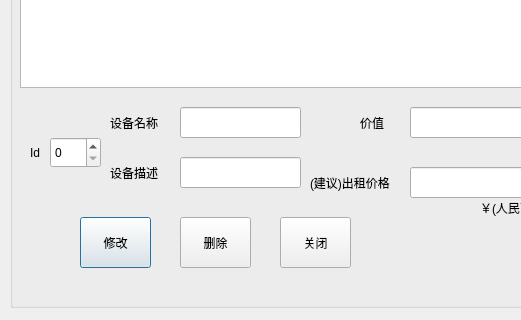
The window that src/managewindow.ui (guanqian1994/EquipmentManagementSystem) describes before a commit, drawn with Qt 5; both pictures show x 0 to 521 and y 173 to 493 of the 794 by 493 pixel window.
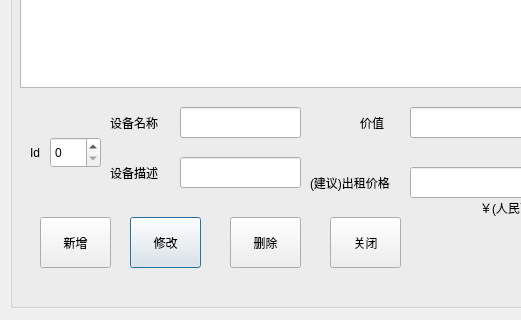
The same window after the commit.

Diff of the .ui file:
```diff
--- a/src/managewindow.ui
+++ b/src/managewindow.ui
@@ -176,7 +176,7 @@
    <widget class="QPushButton" name="update">
     <property name="geometry">
      <rect>
-      <x>70</x>
+      <x>120</x>
       <y>380</y>
       <width>71</width>
       <height>51</height>
@@ -189,7 +189,7 @@
    <widget class="QPushButton" name="delete_2">
     <property name="geometry">
      <rect>
-      <x>170</x>
+      <x>220</x>
       <y>380</y>
       <width>71</width>
       <height>51</height>
@@ -202,7 +202,7 @@
    <widget class="QPushButton" name="exit">
     <property name="geometry">
      <rect>
-      <x>270</x>
+      <x>320</x>
       <y>380</y>
       <width>71</width>
       <height>51</height>
@@ -277,6 +277,19 @@
      <string>￥(人民币)</string>
     </property>
    </widget>
+   <widget class="QPushButton" name="insert">
+    <property name="geometry">
+     <rect>
+      <x>30</x>
+      <y>380</y>
+      <width>71</width>
+      <height>51</height>
+     </rect>
+    </property>
+    <property name="text">
+     <string>新增</string>
+    </property>
+   </widget>
   </widget>
  </widget>
  <resources/>
```
